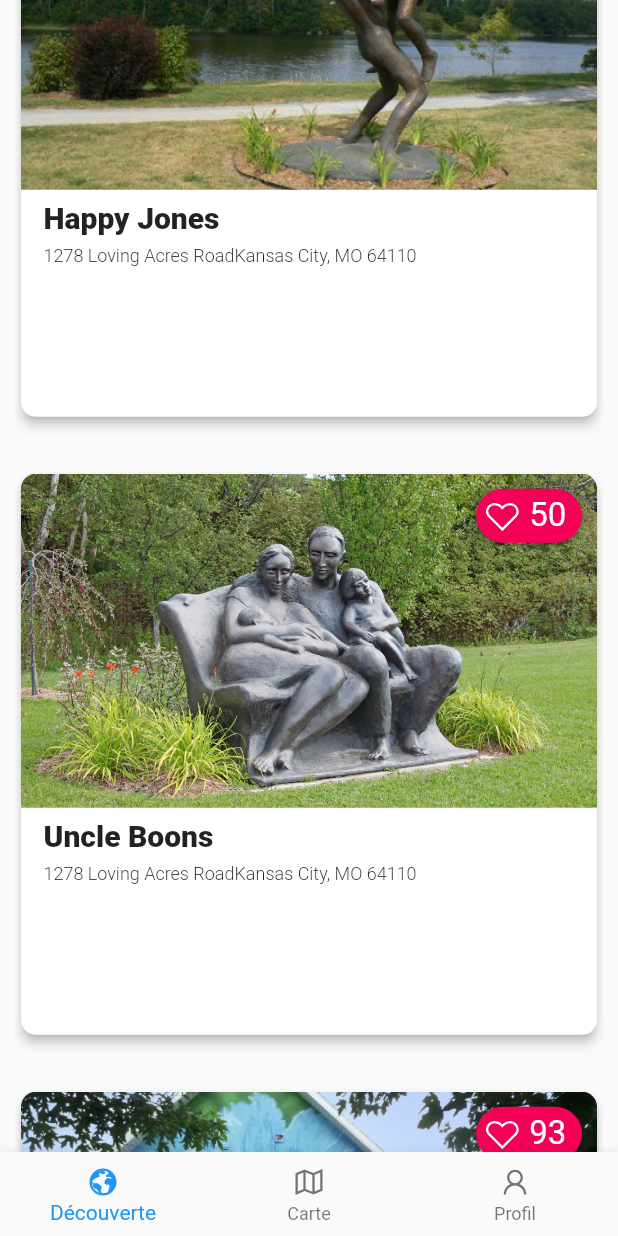
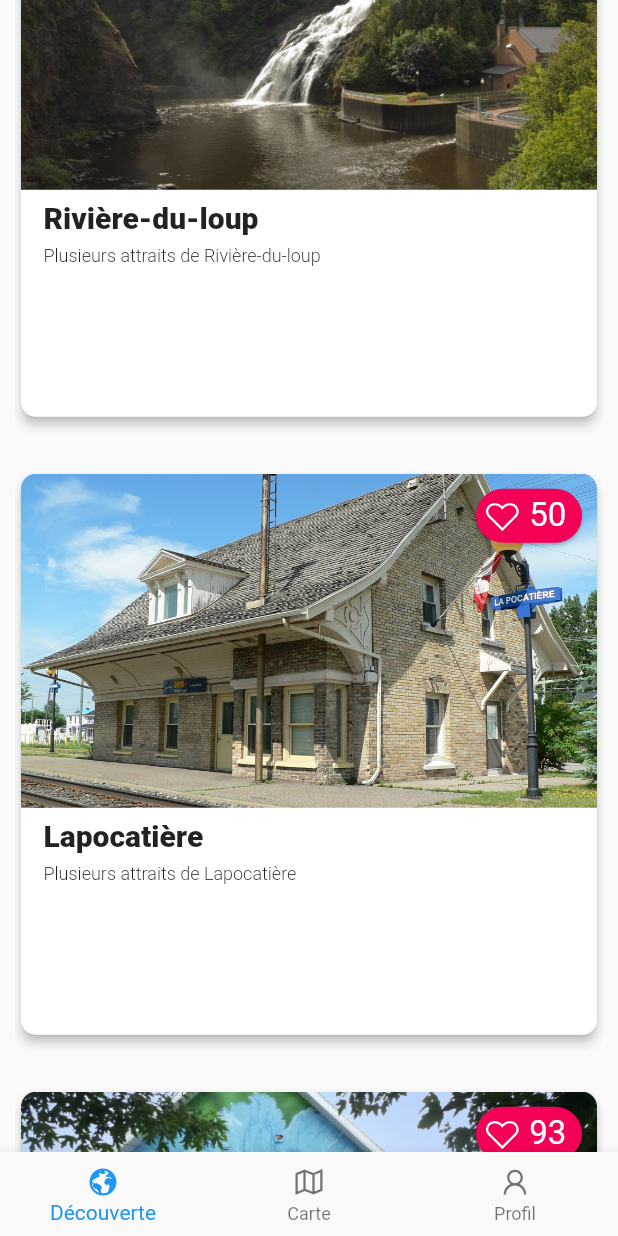
Before and after one commit to Sirmyself/HackQC2020, a Flutter app: the screen it shows after launch, scrolled down 1728 dp, on a phone screen of 412 x 824 dp. Run offline on Flutter 3.47's test engine with Material 2 defaults, Android fonts, the light colour scheme and no system bars; our stand-ins replace geolocator, google_maps_flutter, line_icons.

Commit message:
fix rapide peut-être temporaire

```diff
--- a/parcoursa/lib/parcours.dart
+++ b/parcoursa/lib/parcours.dart
@@ -22,51 +22,51 @@ List parcours = [
     "nbrBalise": debug.getBalisesArt().length
   },
   {
-    "img": "assets/statue_3.jpg",
-    "title": "Happy Jones",
-    "address": "1278 Loving Acres RoadKansas City, MO 64110",
+    "img": "assets/riviereduloup_chute.jpg",
+    "title": "Rivière-du-loup",
+    "address": "Plusieurs attraits de Rivière-du-loup",
     "rating": "44",
     "nbrBalise": 4
   },
   {
-    "img": "assets/statue_4.jpg",
-    "title": "Uncle Boons",
-    "address": "1278 Loving Acres RoadKansas City, MO 64110",
+    "img": "assets/lapocatiere_gare.jpg",
+    "title": "Lapocatière",
+    "address": "Plusieurs attraits de Lapocatière",
     "rating": "50",
     "nbrBalise": 3
   },
   {
     "img": "assets/montjoli_fresques.jpg",
     "title": "Mont-Joli",
-    "address": "1278 Loving Acres RoadKansas City, MO 64110",
+    "address": "Plusieurs attraits de Mont-Joli",
     "rating": "93",
     "nbrBalise": 10
   },
   {
     "img": "assets/saguenay_maison-deluge.jpg",
     "title": "Saguenay",
-    "address": "1278 Loving Acres RoadKansas City, MO 64110",
+    "address": "Plusieurs attraits du Saguenay",
     "rating": "18",
     "nbrBalise": 5
   },
   {
     "img": "assets/perce_rocher.jpg",
     "title": "Percé",
-    "address": "1278 Loving Acres RoadKansas City, MO 64110",
+    "address": "Plusieurs attraits de Percé",
     "rating": "23",
     "nbrBalise": 8
   },
   {
     "img": "assets/quebec_chateau-frontenac.jpg",
     "title": "Québec",
-    "address": "1278 Loving Acres RoadKansas City, MO 64110",
+    "address": "Plusieurs attraits de Québec",
     "rating": "40",
     "nbrBalise": 7
   },
   {
     "img": "assets/montreal_biodome.jpg",
     "title": "Montréal",
-    "address": "1278 Loving Acres RoadKansas City, MO 64110",
+    "address": "Plusieurs attraits de Montréal",
     "rating": "45",
     "nbrBalise": 3
   }
```
